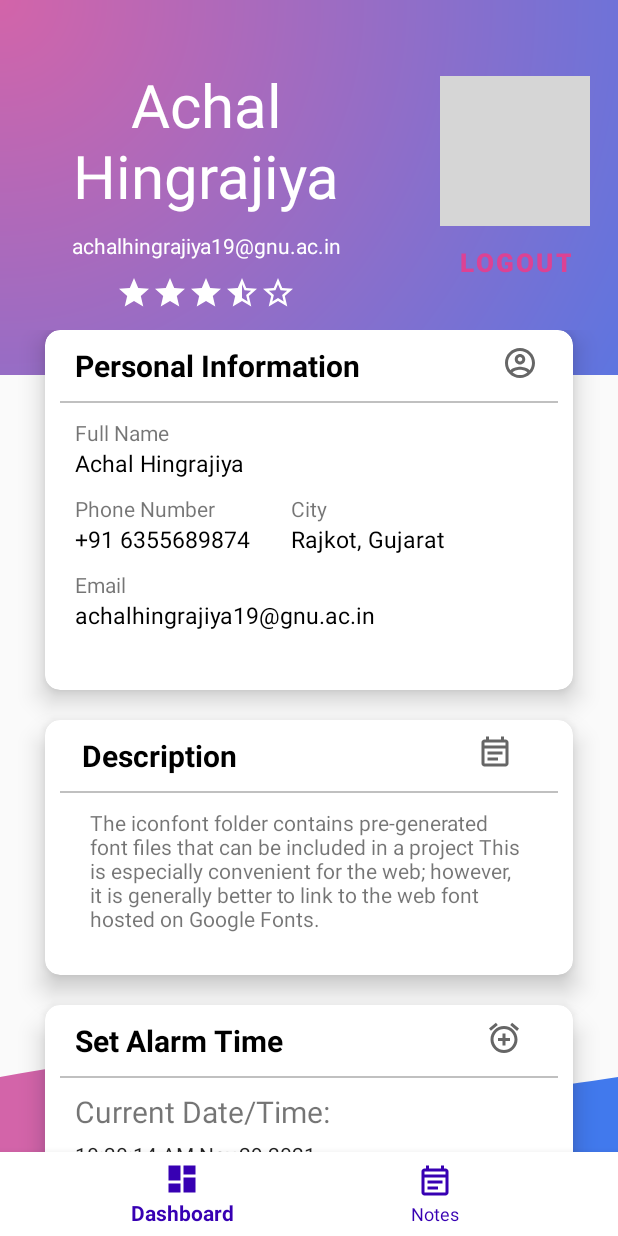
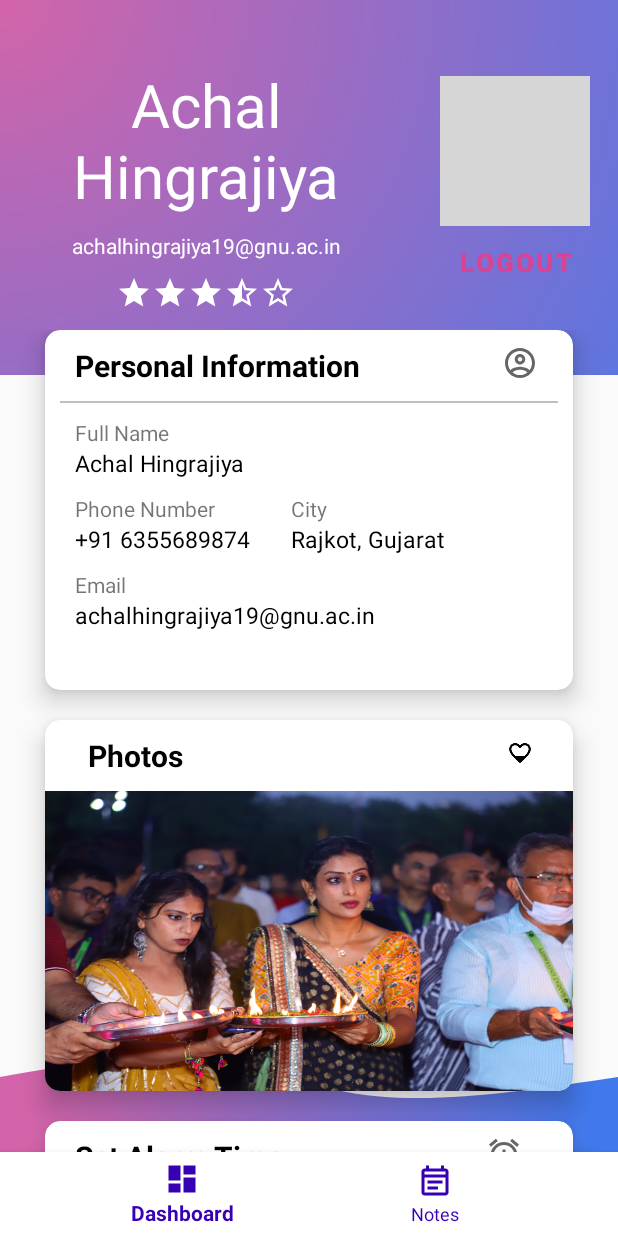
Before and after one commit to Achal-Hingrajiya/MAD_Practical10_19012021012, an Android app: the DashboardActivity screen opened directly, with no data from a screen before it, on a phone screen of 412 x 824 dp. Run offline under Robolectric (Android 15) with nearby library versions, the light colour scheme and no system bars; grey boxes are pictures that could not be loaded.

Commit message:
Added photos card with animation in dashboard activity

```diff
--- a/app/src/main/java/com/example/practical10_19012021012/DashboardActivity.kt
+++ b/app/src/main/java/com/example/practical10_19012021012/DashboardActivity.kt
@@ -5,6 +5,7 @@ import android.app.AlarmManager
 import android.app.PendingIntent
 import android.app.TimePickerDialog
 import android.content.Intent
+import android.graphics.drawable.AnimationDrawable
 import android.icu.text.SimpleDateFormat
 import android.icu.util.Calendar
 import android.os.Build
@@ -67,6 +68,7 @@ class DashboardActivity : AppCompatActivity() {
             }
         }
 
+
     logoutBtn.setOnClickListener {
             Toast.makeText(this, "Logged Out!", Toast.LENGTH_SHORT).show()
             LoginInfo.logout()
@@ -78,7 +80,21 @@ class DashboardActivity : AppCompatActivity() {
         btnSetAlarm.setOnClickListener {
             showTimerDialog()
         }
+
+
+        val vHeart = findViewById<View>(R.id.iv_heart)
+        vHeart.setBackgroundResource(R.drawable.heart_animation_list)
+        val heartAnim = vHeart.background as AnimationDrawable
+        heartAnim.start()
+
+        val ivPhotos = findViewById<View>(R.id.iv_photos)
+        ivPhotos.setBackgroundResource(R.drawable.photos_animation_list)
+        val photoAnim = ivPhotos.background as AnimationDrawable
+        photoAnim.start()
+
+
     }
+
 
 
     @RequiresApi(Build.VERSION_CODES.N)
--- /dev/null
+++ b/app/src/main/res/drawable/photos_animation_list.xml
@@ -0,0 +1,15 @@
+<?xml version="1.0" encoding="utf-8"?>
+<animation-list xmlns:android="http://schemas.android.com/apk/res/android">
+
+    <item android:drawable="@drawable/photo1"
+        android:duration="2000" />
+    <item android:drawable="@drawable/photo2"
+        android:duration="2000"/>
+    <item android:drawable="@drawable/photo3"
+        android:duration="2000"/>
+    <item android:drawable="@drawable/photo4"
+        android:duration="2000"/>
+    <item android:drawable="@drawable/photo5"
+        android:duration="2000"/>
+
+</animation-list>
--- a/app/src/main/res/layout/activity_dashboard.xml
+++ b/app/src/main/res/layout/activity_dashboard.xml
@@ -329,9 +329,9 @@
             </androidx.cardview.widget.CardView>
 
             <androidx.cardview.widget.CardView
-                android:id="@+id/cv_desc"
+                android:id="@+id/cv_photos"
                 android:layout_width="match_parent"
-                android:layout_height="170dp"
+                android:layout_height="wrap_content"
                 android:layout_marginHorizontal="30dp"
                 android:layout_marginVertical="20dp"
                 app:cardCornerRadius="10dp"
@@ -348,21 +348,21 @@
                     android:layout_height="match_parent">
 
                     <androidx.constraintlayout.widget.ConstraintLayout
-                        android:id="@+id/desc_constraint"
+                        android:id="@+id/photos_constraint"
                         android:layout_width="match_parent"
                         android:layout_height="wrap_content"
                         android:layout_marginVertical="10dp"
-                        app:layout_constraintBottom_toTopOf="@id/horiz_line2"
+                        app:layout_constraintBottom_toTopOf="@id/iv_photos"
                         app:layout_constraintLeft_toLeftOf="parent"
                         app:layout_constraintRight_toRightOf="parent"
                         app:layout_constraintTop_toTopOf="parent">
 
 
                         <TextView
-                            android:id="@+id/tv_desc"
+                            android:id="@+id/tv_photos"
                             android:layout_width="wrap_content"
                             android:layout_height="wrap_content"
-                            android:text="Description"
+                            android:text="Photos"
                             android:textColor="@color/black"
                             android:textSize="20sp"
                             android:textStyle="bold"
@@ -372,38 +372,27 @@
                             app:layout_constraintTop_toTopOf="parent" />
 
                         <View
+                            android:id="@+id/iv_heart"
                             android:layout_width="24dp"
                             android:layout_height="24dp"
-                            android:background="@drawable/ic_outline_event_note_24"
-                            app:layout_constraintBaseline_toBaselineOf="@id/tv_desc"
-                            app:layout_constraintHorizontal_bias="0.8"
-                            app:layout_constraintLeft_toRightOf="@id/tv_desc"
+                            app:layout_constraintBaseline_toBaselineOf="@id/tv_photos"
+                            app:layout_constraintHorizontal_bias="0.9"
+                            app:layout_constraintLeft_toRightOf="@id/tv_photos"
                             app:layout_constraintRight_toRightOf="parent" />
 
                     </androidx.constraintlayout.widget.ConstraintLayout>
 
-                    <View
-                        android:id="@+id/horiz_line2"
+
+                    <ImageView
+                        android:id="@+id/iv_photos"
                         android:layout_width="match_parent"
-                        android:layout_height="1dp"
-                        android:layout_marginHorizontal="10dp"
-                        android:background="#c0c0c0"
-                        app:layout_constraintBottom_toTopOf="@id/tv_desc_txt"
-                        app:layout_constraintLeft_toLeftOf="parent"
-                        app:layout_constraintRight_toRightOf="parent"
-                        app:layout_constraintTop_toBottomOf="@id/desc_constraint" />
-
-                    <TextView
-                        android:id="@+id/tv_desc_txt"
-                        android:layout_width="match_parent"
-                        android:layout_height="wrap_content"
-                        android:layout_marginHorizontal="30dp"
+                        android:layout_height="200dp"
                         android:layout_marginTop="10dp"
-                        android:text="The iconfont folder contains pre-generated font files that can be included in a project This is especially convenient for the web; however, it is generally better to link to the web font hosted on Google Fonts."
                         app:layout_constraintEnd_toEndOf="parent"
                         app:layout_constraintHorizontal_bias="0.1"
                         app:layout_constraintStart_toStartOf="parent"
-                        app:layout_constraintTop_toBottomOf="@id/horiz_line2" />
+                        app:layout_constraintTop_toBottomOf="@id/photos_constraint"
+                        android:contentDescription="Photos With Animation" />
 
 
                 </androidx.constraintlayout.widget.ConstraintLayout>
@@ -544,6 +533,90 @@
 
             </androidx.cardview.widget.CardView>
 
+            <androidx.cardview.widget.CardView
+                android:id="@+id/cv_desc"
+                android:layout_width="match_parent"
+                android:layout_height="170dp"
+                android:layout_marginHorizontal="30dp"
+                android:layout_marginVertical="20dp"
+                app:cardCornerRadius="10dp"
+                app:cardElevation="10dp"
+
+                app:layout_constraintBottom_toBottomOf="parent"
+                app:layout_constraintLeft_toLeftOf="parent"
+                app:layout_constraintRight_toRightOf="parent"
+                app:layout_constraintTop_toBottomOf="@+id/cv_personal_info"
+                app:layout_constraintVertical_bias="0.20">
+
+                <androidx.constraintlayout.widget.ConstraintLayout
+                    android:layout_width="match_parent"
+                    android:layout_height="match_parent">
+
+                    <androidx.constraintlayout.widget.ConstraintLayout
+                        android:id="@+id/desc_constraint"
+                        android:layout_width="match_parent"
+                        android:layout_height="wrap_content"
+                        android:layout_marginVertical="10dp"
+                        app:layout_constraintBottom_toTopOf="@id/horiz_line2"
+                        app:layout_constraintLeft_toLeftOf="parent"
+                        app:layout_constraintRight_toRightOf="parent"
+                        app:layout_constraintTop_toTopOf="parent">
+
+
+                        <TextView
+                            android:id="@+id/tv_desc"
+                            android:layout_width="wrap_content"
+                            android:layout_height="wrap_content"
+                            android:text="Description"
+                            android:textColor="@color/black"
+                            android:textSize="20sp"
+                            android:textStyle="bold"
+                            app:layout_constraintEnd_toEndOf="parent"
+                            app:layout_constraintHorizontal_bias="0.1"
+                            app:layout_constraintStart_toStartOf="parent"
+                            app:layout_constraintTop_toTopOf="parent" />
+
+                        <View
+                            android:layout_width="24dp"
+                            android:layout_height="24dp"
+                            android:background="@drawable/ic_outline_event_note_24"
+                            app:layout_constraintBaseline_toBaselineOf="@id/tv_desc"
+                            app:layout_constraintHorizontal_bias="0.8"
+                            app:layout_constraintLeft_toRightOf="@id/tv_desc"
+                            app:layout_constraintRight_toRightOf="parent" />
+
+                    </androidx.constraintlayout.widget.ConstraintLayout>
+
+                    <View
+                        android:id="@+id/horiz_line2"
+                        android:layout_width="match_parent"
+                        android:layout_height="1dp"
+                        android:layout_marginHorizontal="10dp"
+                        android:background="#c0c0c0"
+                        app:layout_constraintBottom_toTopOf="@id/tv_desc_txt"
+                        app:layout_constraintLeft_toLeftOf="parent"
+                        app:layout_constraintRight_toRightOf="parent"
+                        app:layout_constraintTop_toBottomOf="@id/desc_constraint" />
+
+                    <TextView
+                        android:id="@+id/tv_desc_txt"
+                        android:layout_width="match_parent"
+                        android:layout_height="wrap_content"
+                        android:layout_marginHorizontal="30dp"
+                        android:layout_marginTop="10dp"
+                        android:text="The iconfont folder contains pre-generated font files that can be included in a project This is especially convenient for the web; however, it is generally better to link to the web font hosted on Google Fonts."
+                        app:layout_constraintEnd_toEndOf="parent"
+                        app:layout_constraintHorizontal_bias="0.1"
+                        app:layout_constraintStart_toStartOf="parent"
+                        app:layout_constraintTop_toBottomOf="@id/horiz_line2" />
+
+
+                </androidx.constraintlayout.widget.ConstraintLayout>
+
+
+            </androidx.cardview.widget.CardView>
+
+
         </LinearLayout>
 
     </ScrollView>
```
Also changed, not shown: app/src/main/res/drawable/photo1.jpg (added), app/src/main/res/drawable/photo2.jpg (added), app/src/main/res/drawable/photo3.jpg (added), app/src/main/res/drawable/photo4.jpg (added), app/src/main/res/drawable/photo5.png (added).
